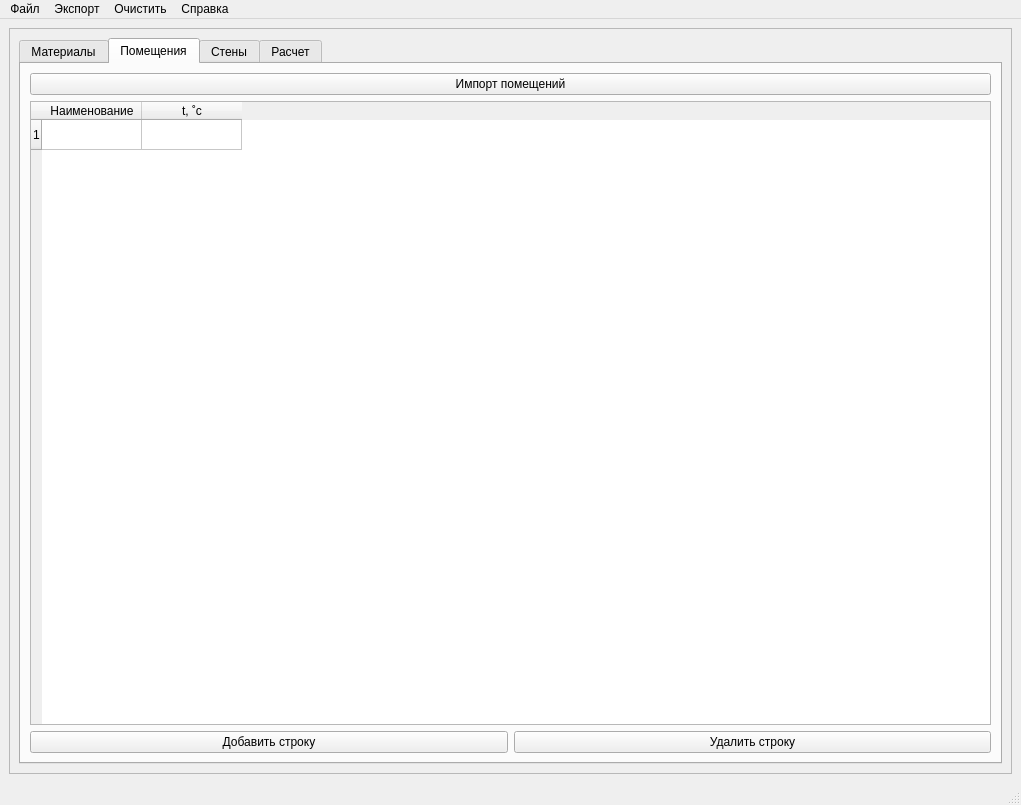
The window that gui.ui (SanichMyshkin/Heat-loss) describes before a commit, drawn with Qt 5.
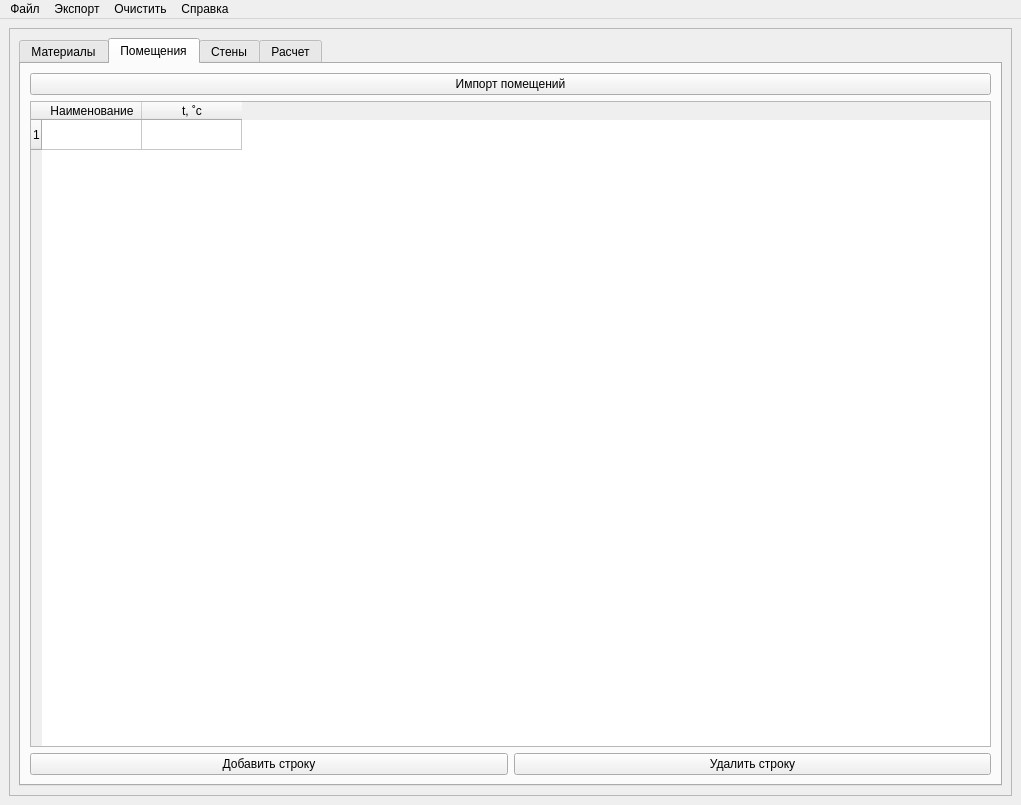
The same window after the commit.

```diff
--- a/gui.ui
+++ b/gui.ui
@@ -26,7 +26,7 @@
          <x>0</x>
          <y>0</y>
          <width>995</width>
-         <height>736</height>
+         <height>757</height>
         </rect>
        </property>
        <layout class="QHBoxLayout" name="horizontalLayout_3">
@@ -381,7 +381,6 @@
    <addaction name="clear"/>
    <addaction name="about"/>
   </widget>
-  <widget class="QStatusBar" name="statusbar"/>
   <action name="open_file">
    <property name="text">
     <string>Открыть</string>
```
Left out of the diff: 12 changed lines with no effect on the pictures.
